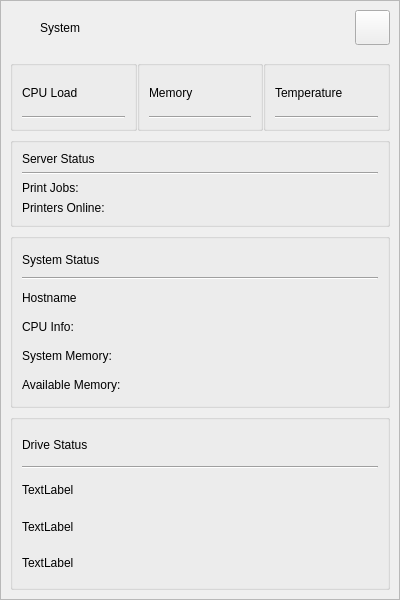
Before: the Qt Designer form pages/dashboard/widgets/system/systemwidget.ui in DigitalArtifex/Flo, drawn with Qt 5.
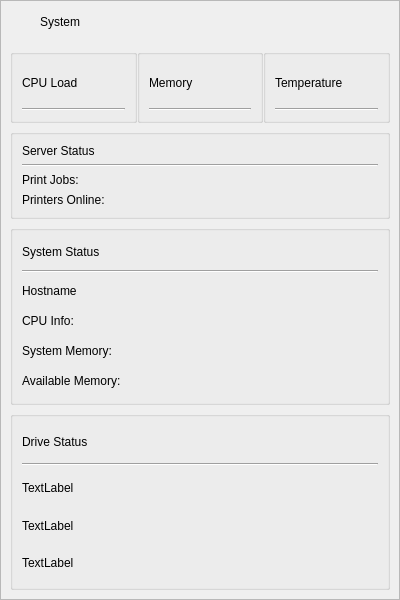
After: the same form once the commit is applied.

What changed in the file:
```diff
--- a/pages/dashboard/widgets/system/systemwidget.ui
+++ b/pages/dashboard/widgets/system/systemwidget.ui
@@ -56,28 +56,6 @@
       <enum>QFrame::Raised</enum>
      </property>
      <layout class="QGridLayout" name="gridLayout_10">
-      <item row="0" column="2">
-       <widget class="QToolButton" name="systemWidgetToggleButton">
-        <property name="minimumSize">
-         <size>
-          <width>35</width>
-          <height>35</height>
-         </size>
-        </property>
-        <property name="maximumSize">
-         <size>
-          <width>35</width>
-          <height>35</height>
-         </size>
-        </property>
-        <property name="text">
-         <string/>
-        </property>
-        <property name="checkable">
-         <bool>true</bool>
-        </property>
-       </widget>
-      </item>
       <item row="0" column="1">
        <widget class="QLabel" name="systemTitle">
         <property name="text">
```
